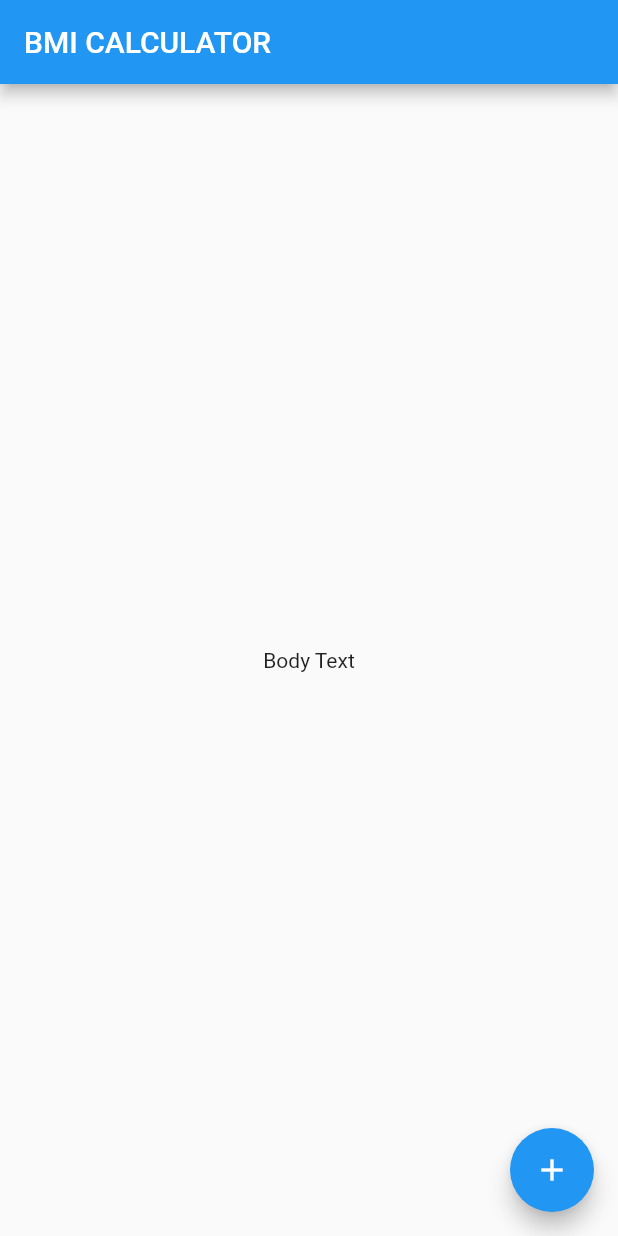
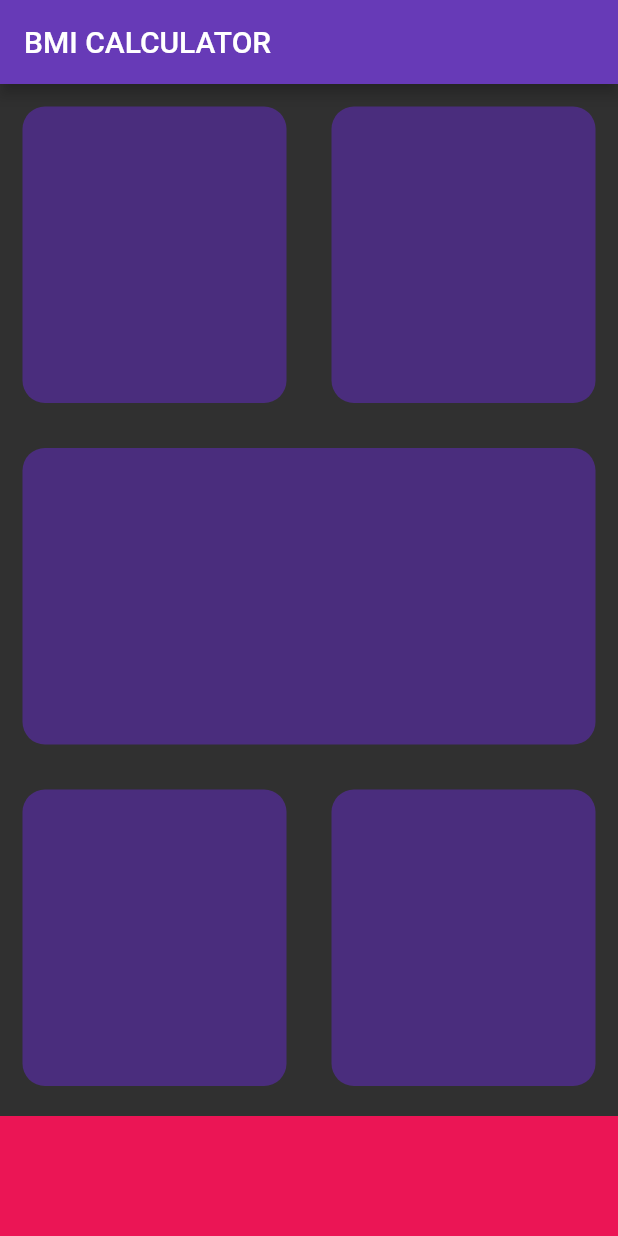
Before and after one commit to londonappbrewery/bmi-calculator-flutter, a Flutter app: the screen it shows after launch, on a phone screen of 412 x 824 dp. Run offline on Flutter 3.47's test engine with Material 2 defaults, Android fonts, the phone set to English and light mode, and no system bars.

Commit message:
starting design

```diff
--- /dev/null
+++ b/lib/input_page.dart
@@ -0,0 +1,85 @@
+import 'package:flutter/material.dart';
+
+const bottomContainerHeight = 80.0;
+const bottomContainerColor = Color(0xFFEb1555);
+const containerColor = Color.fromARGB(255, 74, 45, 125);
+
+class InputPage extends StatefulWidget {
+  @override
+  _InputPageState createState() => _InputPageState();
+}
+
+class _InputPageState extends State<InputPage> {
+  @override
+  Widget build(BuildContext context) {
+    return Scaffold(
+      appBar: AppBar(
+        title: Text('BMI CALCULATOR'),
+      ),
+      body: Column(
+        children: [
+          Expanded(
+            child: Row(
+              children: [
+                Expanded(
+                  child: ReusableCard(
+                    color: containerColor,
+                  ),
+                ),
+                Expanded(
+                  child: ReusableCard(
+                    color: containerColor,
+                  ),
+                ),
+              ],
+            ),
+          ),
+          Expanded(
+            child: ReusableCard(
+              color: containerColor,
+            ),
+          ),
+          Expanded(
+            child: Row(
+              children: [
+                Expanded(
+                  child: ReusableCard(
+                    color: containerColor,
+                  ),
+                ),
+                Expanded(
+                  child: ReusableCard(
+                    color: containerColor,
+                  ),
+                ),
+              ],
+            ),
+          ),
+          Container(
+            color: bottomContainerColor,
+            margin: EdgeInsets.only(top: 5.0),
+            width: double.infinity,
+            height: bottomContainerHeight,
+          ),
+        ],
+      ),
+    );
+  }
+}
+
+class ReusableCard extends StatelessWidget {
+  ReusableCard({required this.color});
+
+  final Color color;
+
+  @override
+  Widget build(BuildContext context) {
+    return Container(
+      margin: EdgeInsets.all(15.0),
+      decoration: BoxDecoration(
+        color: color,
+        borderRadius: BorderRadius.circular(15),
+      ),
+    );
+  }
+}
--- a/lib/main.dart
+++ b/lib/main.dart
@@ -1,3 +1,4 @@
+import 'package:bmi_calculator/input_page.dart';
 import 'package:flutter/material.dart';
 
 void main() => runApp(BMICalculator());
@@ -6,29 +7,13 @@ class BMICalculator extends StatelessWidget {
   @override
   Widget build(BuildContext context) {
     return MaterialApp(
+      theme: ThemeData.dark().copyWith(
+        colorScheme: ColorScheme.fromSwatch(
+          primarySwatch: Colors.deepPurple,
+          backgroundColor: Colors.amber,
+        ),
+      ),
       home: InputPage(),
     );
   }
 }
-
-class InputPage extends StatefulWidget {
-  @override
-  _InputPageState createState() => _InputPageState();
-}
-
-class _InputPageState extends State<InputPage> {
-  @override
-  Widget build(BuildContext context) {
-    return Scaffold(
-      appBar: AppBar(
-        title: Text('BMI CALCULATOR'),
-      ),
-      body: Center(
-        child: Text('Body Text'),
-      ),
-      floatingActionButton: FloatingActionButton(
-        child: Icon(Icons.add),
-      ),
-    );
-  }
-}
--- a/pubspec.yaml
+++ b/pubspec.yaml
@@ -4,13 +4,13 @@ description: A new Flutter application.
 version: 1.0.0+1
 
 environment:
-  sdk: ">=2.1.0 <3.0.0"
+  sdk: ">=2.12.0 <3.0.0"
 
 dependencies:
   flutter:
     sdk: flutter
 
-  cupertino_icons: ^0.1.2
+  cupertino_icons: ^1.0.2
 
 dev_dependencies:
   flutter_test:
```
Also changed, not shown: 6 other files.
